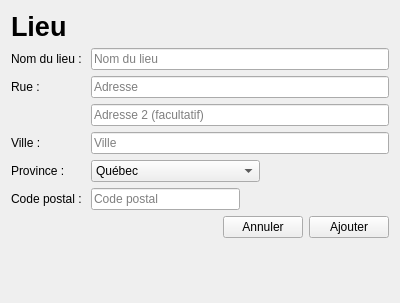
This is GUI/lieu.ui in samueldrouin/PyGuide as Qt 5 draws it before an edit. The edited form follows.
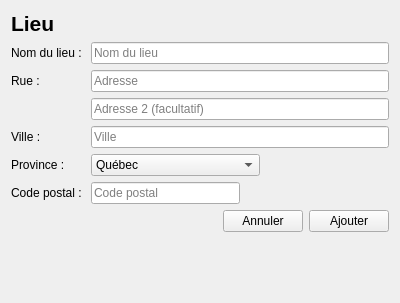
This is the edited form.

```diff
--- a/GUI/lieu.ui
+++ b/GUI/lieu.ui
@@ -24,7 +24,7 @@
      </property>
      <property name="font">
       <font>
-       <pointsize>20</pointsize>
+       <pointsize>16</pointsize>
        <weight>75</weight>
        <bold>true</bold>
       </font>
```
